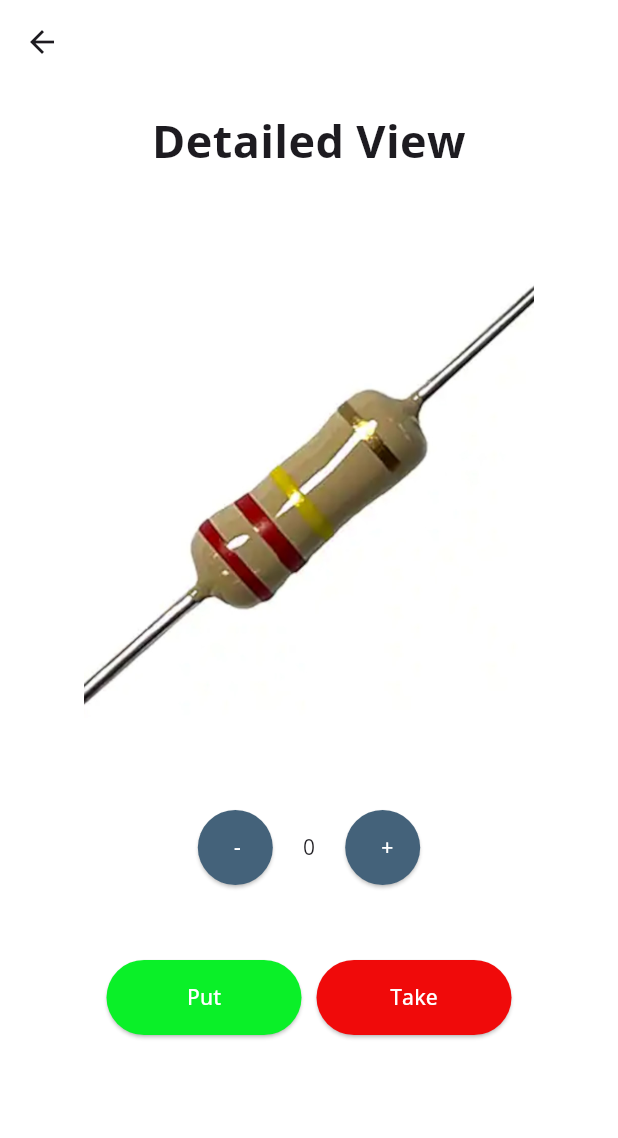
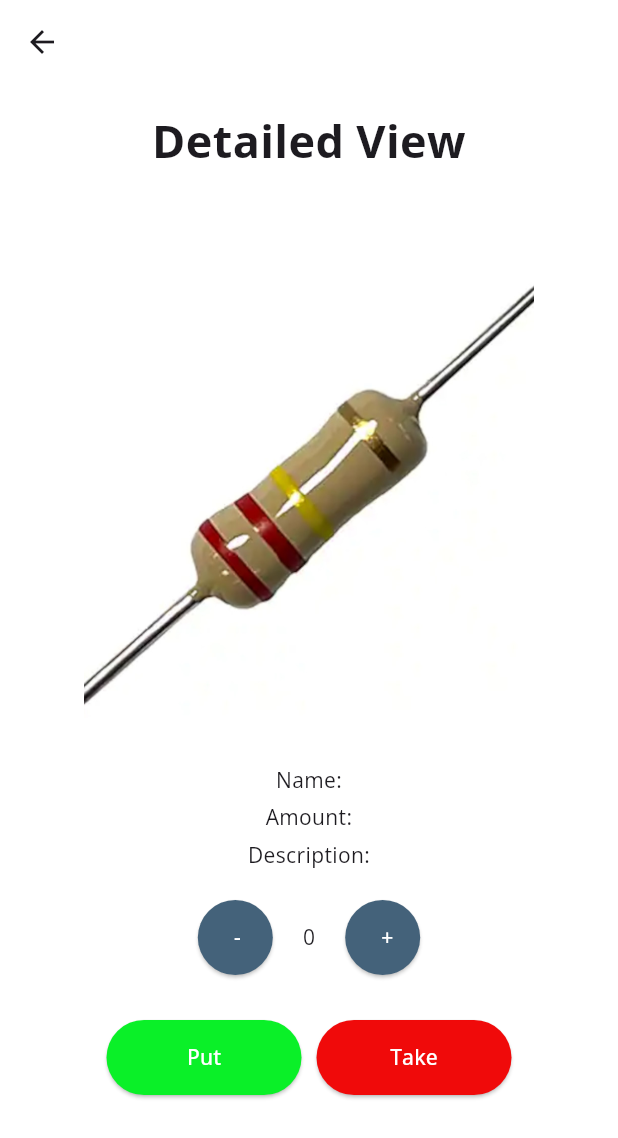
Before and after one commit to CBramming/UndineInventorySystem, a Flutter app: the DetailedItemCounter screen opened directly, on a phone screen of 412 x 824 dp. Shown: the top 1138 px of the screen. Run offline on Flutter 3.47's test engine with Material 3 defaults, Android fonts, the phone set to English and light mode, and no system bars; our stand-ins replace cloud_firestore, firebase_auth, firebase_core; missing offline and left inert: qr_code_scanner; accounts and stored records are empty.

Commit message:
idk fk it

```diff
--- a/undineinventorysystem/lib/screens/detailed_view_screen.dart
+++ b/undineinventorysystem/lib/screens/detailed_view_screen.dart
@@ -50,7 +50,14 @@ class DetailedItemView extends State<DetailedItemCounter> {
               const DetailedViewTitel(),
               const SizedBox(height: 65.0),
               const DetailedViewImage(),
-              const SizedBox(height: 60.0),
+              const SizedBox(height: 30.0),
+              const DynamicTextStock(),
+              const SizedBox(height: 5.0),
+              const DynamicTextAmount(),
+              const SizedBox(height: 5.0),
+              const DynamicDescription(),
+              const SizedBox(height: 20.0),
+
               Row(
                 mainAxisAlignment: MainAxisAlignment.center,
                 children: <Widget>[
@@ -60,13 +67,15 @@ class DetailedItemView extends State<DetailedItemCounter> {
                     '$counter',
                   ),
                   const SizedBox(width: 20.0),
+
                   IncrementButton(incrementCounter),
                 ],
               ),
-              const SizedBox(height: 50),
+              const SizedBox(height: 30),
               Row(
                 mainAxisAlignment: MainAxisAlignment.center,
                 children: <Widget>[
+
                   SendInputItem(
                     inputitemscontroller: inputitemscontroller,
                     counter: counter,
--- a/undineinventorysystem/lib/widgets/detailed_view_widget/detailed_view_screen_widget.dart
+++ b/undineinventorysystem/lib/widgets/detailed_view_widget/detailed_view_screen_widget.dart
@@ -1,10 +1,10 @@
 import 'package:flutter/material.dart';
 
-class DetailedViewTitel extends StatelessWidget{
-  const DetailedViewTitel({super.key});
+class DetailedViewTitel extends StatelessWidget {
+  const DetailedViewTitel({Key? key}) : super(key: key);
 
   @override
-  Widget build(BuildContext context){
+  Widget build(BuildContext context) {
     return const Text(
       'Detailed View',
       textAlign: TextAlign.center,
@@ -38,10 +38,13 @@ class DecrementButton extends StatelessWidget {
       width: 50,
       child: ElevatedButton(
           style: ElevatedButton.styleFrom(
-        backgroundColor: const Color.fromARGB(255, 68, 98, 122)
-      ),
+              backgroundColor: const Color.fromARGB(255, 68, 98, 122),
+              shape: RoundedRectangleBorder(
+                  borderRadius: BorderRadius.circular(200))),
           onPressed: onPressed,
-      child: const Text('-', style: TextStyle(color: Colors.white)),
+            child: const Text('-',
+                style: TextStyle(color: Colors.white),
+                textAlign: TextAlign.center),
           ),
     );
   }
@@ -59,10 +62,13 @@ class IncrementButton extends StatelessWidget {
       width: 50,
       child: ElevatedButton(
           style: ElevatedButton.styleFrom(
-        backgroundColor: const Color.fromARGB(255, 68, 98, 122)
-      ),
+              backgroundColor: const Color.fromARGB(255, 68, 98, 122),
+              shape: RoundedRectangleBorder(
+                  borderRadius: BorderRadius.circular(200))),
           onPressed: onPressed,
-      child: const Text('+', style: TextStyle(color: Colors.white)),
+            child: const Text('+',
+                style: TextStyle(color: Colors.white),
+                textAlign: TextAlign.center),
           ),
     );
   }
@@ -85,7 +91,8 @@ class SendInputItem extends StatelessWidget {
       width: 130,
       height: 50,
       child: ElevatedButton(
-      style: ElevatedButton.styleFrom(backgroundColor: const Color.fromARGB(255, 10, 240, 40)),
+        style: ElevatedButton.styleFrom(
+            backgroundColor: const Color.fromARGB(255, 10, 240, 40)),
         onPressed: () {
           // Call the onPressed function with the input data
           onPressed(inputitemscontroller.text, counter);
@@ -113,7 +120,8 @@ class DeleteInputItem extends StatelessWidget {
       width: 130,
       height: 50,
       child: ElevatedButton(
-      style: ElevatedButton.styleFrom(backgroundColor: const Color.fromARGB(255, 240, 10, 10)),
+        style: ElevatedButton.styleFrom(
+            backgroundColor: const Color.fromARGB(255, 240, 10, 10)),
         onPressed: () {
           // Call the onPressed function with the input data
           onPressed(deleteitemscontroller.text, counter);
@@ -136,3 +144,39 @@ class DetailedViewImage extends StatelessWidget {
     );
   }
 }
+
+class DynamicTextStock extends StatelessWidget {
+  const DynamicTextStock({Key? key}) : super(key: key);
+
+  @override
+  Widget build(BuildContext context) {
+    return const Text(
+      'Name: ',
+      textAlign: TextAlign.center,
+    );
+  }
+}
+
+class DynamicTextAmount extends StatelessWidget {
+  const DynamicTextAmount({Key? key}) : super(key: key);
+
+  @override
+  Widget build(BuildContext context) {
+    return const Text(
+      'Amount: ',
+      textAlign: TextAlign.center,
+    );
+  }
+}
+
+class DynamicDescription extends StatelessWidget {
+  const DynamicDescription({Key? key}) : super(key: key);
+
+  @override
+  Widget build(BuildContext context) {
+    return const Text(
+      'Description: ',
+      textAlign: TextAlign.center,
+    );
+  }
+}
```
Also changed, not shown: undineinventorysystem/lib/services/item_service.dart (+48 -0 lines). Lines whose indentation alone changed are shown as unchanged.
